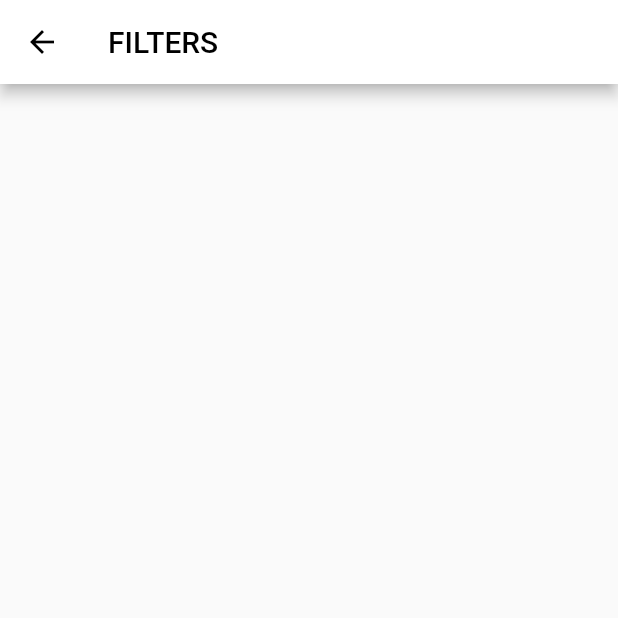
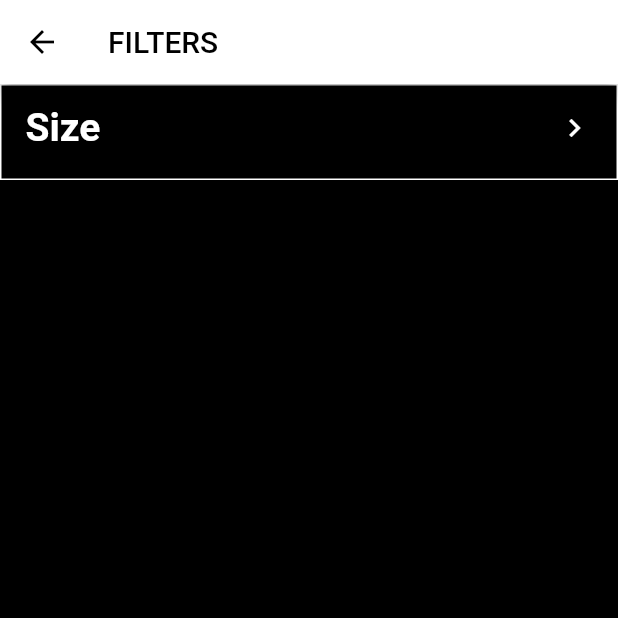
Before and after one commit to aaaldaco2002/snake_charmer, a Flutter app: the FilterHome screen opened directly, on a phone screen of 412 x 824 dp, the top half of it. Run offline on Flutter 3.47's test engine with Material 2 defaults, Android fonts, the phone set to English and light mode, and no system bars; our stand-ins replace image_picker.

Commit message:
created darkened background for filter screen and added first filter item and worked on the item's layout.

```diff
--- a/lib/filter_home.dart
+++ b/lib/filter_home.dart
@@ -12,17 +12,47 @@ class _FilterHomeState extends State<FilterHome> {
     return Scaffold(
         appBar: AppBar(
           title: Text('FILTERS',
-          style: TextStyle(
-          color: Colors.black,
-           )),
+              style: TextStyle(
+                color: Colors.black,
+              )),
           leading: IconButton(
             icon: Icon(Icons.arrow_back),
             onPressed: () => Navigator.pop(context),
             color: Colors.black,
           ),
-
           backgroundColor: Colors.white,
-        )
+        ),
+        body: Container(
+            color: Colors.black,
+            child: Column(
+                crossAxisAlignment: CrossAxisAlignment.start,
+                mainAxisAlignment: MainAxisAlignment.start,
+                children: <Widget>[
+               Container(
+                width: MediaQuery.of(context).size.width,
+                decoration: BoxDecoration(
+                color: Colors.black,
+                border: Border.all(
+                  color: Colors.white,
+                  width: 1.0,
+                )),
+                height: 64.0,
+                child: ListTile(
+                  trailing: Icon(
+                    Icons.chevron_right,
+                    color: Colors.white,
+                  ),
+                      title: Text('Size',
+                          style: TextStyle(
+                            color: Colors.white,
+                            fontWeight: FontWeight.bold,
+                            fontSize: 26.0,
+                          )),
+                    ),
+                  ),
+        ]
+    )
+    )
     );
-    }
+  }
 }
```
Also changed, not shown: lib/main.dart (+4 -4 lines).
